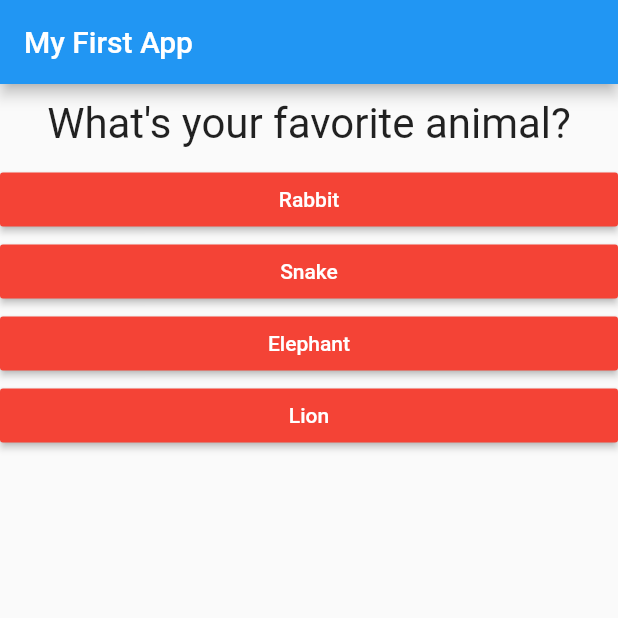
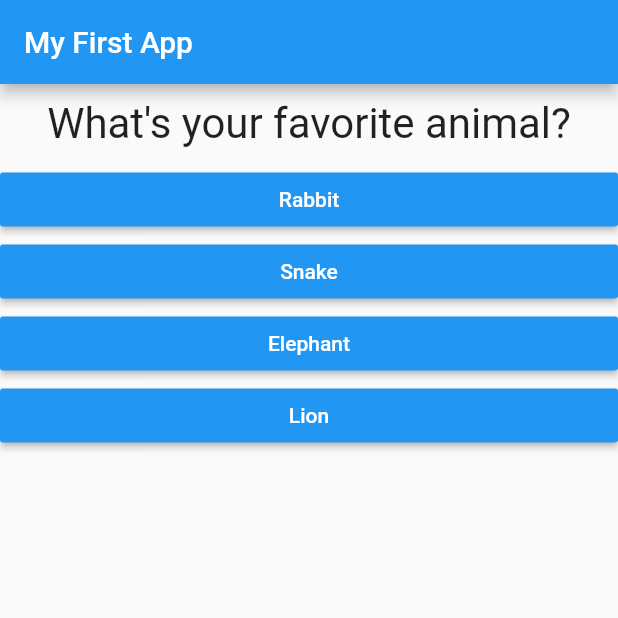
Before and after one commit to Arthurfrc/flutter, a Flutter app: the screen it shows after launch, after a tap on "Black", on a phone screen of 412 x 824 dp, the top half of it. Run offline on Flutter 3.47's test engine with Material 2 defaults, Android fonts, the phone set to English and light mode, and no system bars.

Commit message:
01-07-22

```diff
--- a/lib/answer.dart
+++ b/lib/answer.dart
@@ -11,7 +11,7 @@ class Answer extends StatelessWidget {
     return Container(
       width: double.infinity,
       child: RaisedButton(
-        color: Colors.red,
+        color: Colors.blue,
         textColor: Colors.white,
         child: Text(answerText),
         onPressed: selectHandler,
--- a/lib/main.dart
+++ b/lib/main.dart
@@ -1,4 +1,6 @@
 import 'package:flutter/material.dart';
+import 'package:flutter_complete_guide/quiz.dart';
+import 'package:flutter_complete_guide/result.dart';
 
 import './question.dart';
 import './answer.dart';
@@ -18,50 +20,82 @@ class MyApp extends StatefulWidget {
 }
 
 class _MyAppState extends State<MyApp> {
-  final questions = const [
+  final _questions = const [
     {
       'questionText': 'What\'s your favorite color?',
-      'answers': ['Black', 'Red', 'Green', 'White'],
+      'answers': [
+        {'text': 'Black', 'score': 10},
+        {'text': 'Red', 'score': 5},
+        {'text': 'Green', 'score': 3},
+        {'text': 'White', 'score': 1},
+      ],
     },
     {
       'questionText': 'What\'s your favorite animal?',
-      'answers': ['Rabbit', 'Snake', 'Elephant', 'Lion'],
+      'answers': [
+        {'text': 'Rabbit', 'score': 3},
+        {'text': 'Snake', 'score': 11},
+        {'text': 'Elephant', 'score': 5},
+        {'text': 'Lion', 'score': 9},
+      ],
     },
     {
       'questionText': 'Who\'s your favorite instructor?',
-      'answers': ['Max', 'Max', 'Max', 'Max'],
+      'answers': [
+        {'text': 'Max', 'score': 1},
+        {'text': 'Max', 'score': 1},
+        {'text': 'Max', 'score': 1},
+        {'text': 'Max', 'score': 1},
+      ],
     },
   ];
+  var _questionIndex = 0;
+  var _totalScore = 0;
 
-  var _questionIndex = 0;
+  void _resetQuiz() {
+    setState(() {
+      _questionIndex = 0;
+      _totalScore = 0;
+    });
+  }
 
-  void _answerQuestion() {
-    if (_questionIndex < questions.length - 1) {
-      setState(() {
-        _questionIndex = _questionIndex + 1;
-      });
-      print(_questionIndex);
+  void _answerQuestion(int score) {
+    // var aBool = true;
+    // aBool = false;
+
+    _totalScore += score;
+
+    setState(() {
+      _questionIndex = _questionIndex + 1;
+    });
+    print(_questionIndex);
+    if (_questionIndex < _questions.length) {
+      print('We have more questions!');
+    } else {
+      print('No more questions!');
     }
   }
 
   @override
   Widget build(BuildContext context) {
+    // var dummy = const ['Hello'];
+    // dummy.add('Max');
+    // print(dummy);
+    // dummy = [];
+    // questions = []; // does not work if questions is a const
+
     return MaterialApp(
       home: Scaffold(
         appBar: AppBar(
           title: Text('My First App'),
         ),
-        body: Column(
-          children: [
-            Question(
-              questions[_questionIndex]['questionText'],
-            ),
-            ...(questions[_questionIndex]['answers'] as List<String>)
-                .map((answer) {
-              return Answer(_answerQuestion, answer);
-            }).toList()
-          ],
-        ),
+        body: _questionIndex < _questions.length
+            ? Quiz(
+                questions: _questions,
+                answerQuestion: _answerQuestion,
+                questionIndex: _questionIndex,
+              )
+            : Result(_totalScore, _resetQuiz),
       ),
     );
   }
--- /dev/null
+++ b/lib/quiz.dart
@@ -0,0 +1,32 @@
+import 'package:flutter/material.dart';
+
+import './question.dart';
+import './answer.dart';
+
+class Quiz extends StatelessWidget {
+  final List<Map<String, Object>> questions;
+  final int questionIndex;
+  final Function answerQuestion;
+
+  Quiz({
+    @required this.questions,
+    @required this.answerQuestion,
+    @required this.questionIndex,
+  });
+
+  @override
+  Widget build(BuildContext context) {
+    return Column(
+      children: [
+        Question(
+          questions[questionIndex]['questionText'] as String,
+        ),
+        ...(questions[questionIndex]['answers'] as List<Map<String, Object>>)
+            .map((answer) {
+          return Answer(
+              () => answerQuestion(answer['score']), answer['text'] as String);
+        }).toList()
+      ],
+    );
+  }
+}
--- a/pubspec.yaml
+++ b/pubspec.yaml
@@ -14,7 +14,7 @@ description: A new Flutter project.
 version: 1.0.0+1
 
 environment:
-  sdk: ">=2.3.0 <3.0.0"
+  sdk: ">=2.11.0 <3.0.0"
 
 dependencies:
   flutter:
```
Also changed, not shown: lib/result.dart (added, +36 -0 lines).
